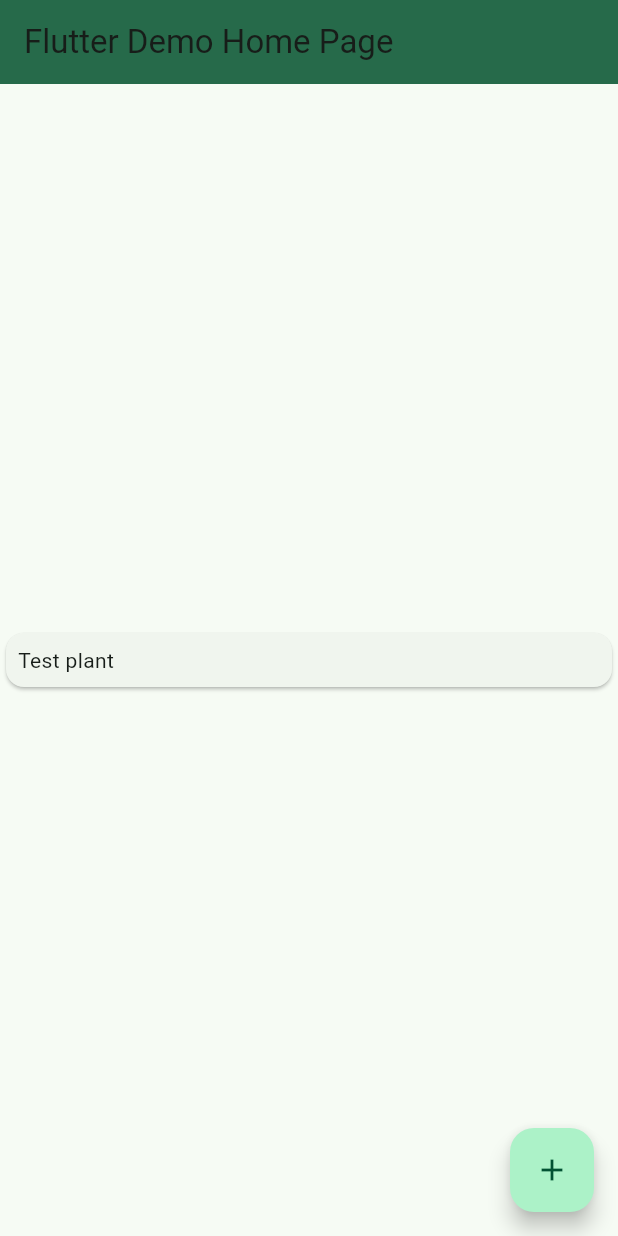
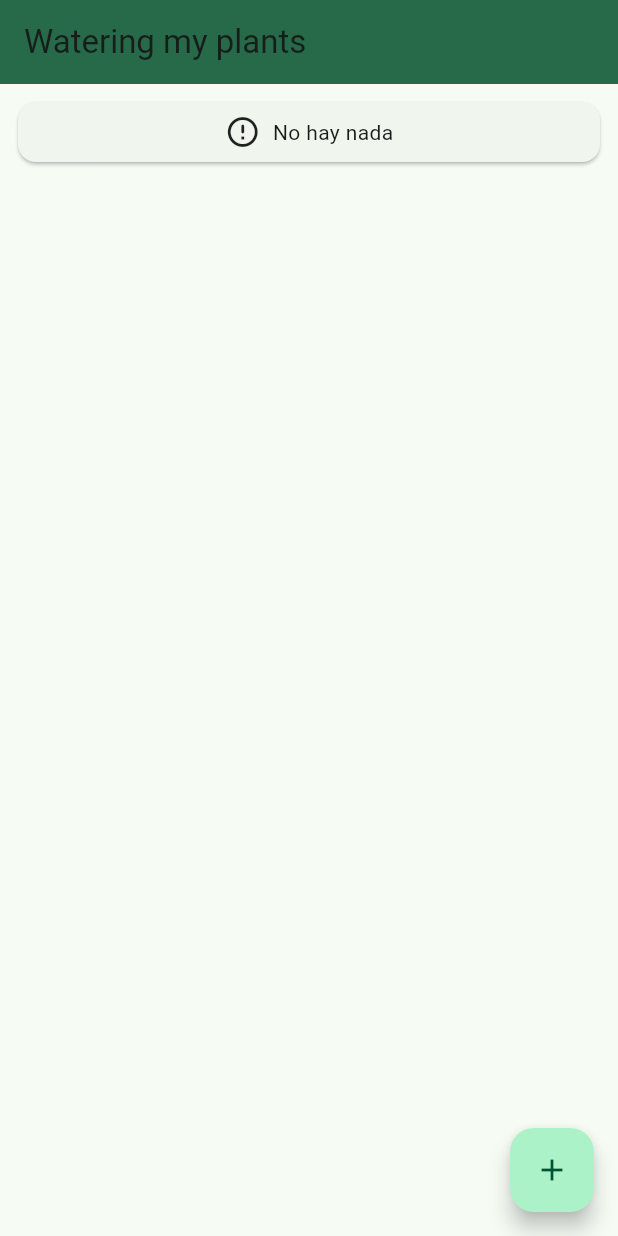
Before and after one commit to Jhonsebas77/watered_plants_ota_labs, a Flutter app: the screen it shows after launch, after a tap on the "add" icon, on a phone screen of 412 x 824 dp. Run offline on Flutter 3.47's test engine with Material 3 defaults, Android fonts, the phone set to English and light mode, and no system bars; our stand-ins replace firebase_core, firebase_database, nested; accounts and stored records are empty; generated files the repository leaves out were written again.

Commit message:
feat: Convert to provider for firebase and display basic cards with the data

```diff
--- a/cspell.config.yaml
+++ b/cspell.config.yaml
@@ -4,8 +4,10 @@ language: en,es
 dictionaryDefinitions: []
 dictionaries: []
 words:
+  - cupertino
   - flutter_lints
   - nullable
+  - uuid
 ignoreWords: []
 import: []
 enabledFileTypes:
--- /dev/null
+++ b/lib/core/providers/firebase.dart
@@ -0,0 +1,76 @@
+// ignore_for_file: avoid_print
+part of com.watered_plants_ota_labs.app.providers;
+
+class FirebaseProvider extends ChangeNotifier {
+  final DatabaseReference _firebaseRef = FirebaseDatabase.instance.ref();
+  bool isLoading = false;
+  List<PlantModel> allPlants = <PlantModel>[];
+
+  void initializeFirebase() {
+    FirebaseApp firebaseApp = Firebase.app();
+    FirebaseDatabase.instanceFor(app: firebaseApp, databaseURL: databaseURL);
+  }
+
+  Future<void> getPlantsData() async {
+    isLoading = true;
+    notifyListeners();
+    DataSnapshot snapshot = await _firebaseRef.child(firebaseOriginPath).get();
+    if (snapshot.exists && snapshot.value != null) {
+      if (snapshot.value is Map) {
+        try {
+          Map<String, dynamic> typedData = Map<String, dynamic>.from(
+            // ignore: cast_nullable_to_non_nullable, always_specify_types
+            snapshot.value as Map,
+          );
+          if (typedData['plants'] is Map) {
+            Map<String, dynamic>.from(
+              // ignore: cast_nullable_to_non_nullable, always_specify_types
+              typedData['plants'] as Map,
+            ).forEach((String id, dynamic plant) {
+              if (plant is Map) {
+                Map<String, dynamic> _plantMap = Map<String, dynamic>.from(
+                  plant,
+                );
+                PlantModel _plantModel = PlantModel.fromJSON(_plantMap);
+                allPlants.add(_plantModel);
+              }
+            });
+          }
+        } catch (e) {
+          print('Error during data conversion to Map<String, dynamic>: $e');
+        }
+      } else {
+        print(
+          '''Snapshot value is not a Map. Actual type: ${snapshot.value.runtimeType}''',
+        );
+        print('Snapshot value: ${snapshot.value}');
+      }
+    } else {
+      print('No data available at this path, or snapshot.value is null.');
+    }
+    isLoading = false;
+    notifyListeners();
+  }
+
+  Future<void> addPlant(PlantModel _plantModel) async {
+    String customId = generateUUID();
+    DatabaseReference ref = FirebaseDatabase.instance.ref(
+      '$firebasePlantsPath$customId',
+    );
+    await ref.update(_plantModel.toJSON());
+  }
+
+  Future<void> updatePlant(String customId, PlantModel _plantModel) async {
+    DatabaseReference ref = FirebaseDatabase.instance.ref(
+      '$firebasePlantsPath$customId',
+    );
+    await ref.update(_plantModel.toJSON());
+  }
+
+  Future<void> deletePlant(String customId) async {
+    DatabaseReference ref = FirebaseDatabase.instance.ref(
+      '$firebasePlantsPath$customId',
+    );
+    await ref.remove();
+  }
+}
--- /dev/null
+++ b/lib/core/providers/providers.dart
@@ -0,0 +1,11 @@
+library com.watered_plants_ota_labs.app.providers;
+
+import 'package:firebase_core/firebase_core.dart';
+import 'package:firebase_database/firebase_database.dart';
+import 'package:flutter/foundation.dart';
+
+import '../models/models.dart';
+import '../utils/constants.dart';
+import '../utils/utils.dart';
+
+part 'firebase.dart';
--- /dev/null
+++ b/lib/core/utils/constants.dart
@@ -0,0 +1,6 @@
+library com.watered_plants_ota_labs.app.constants;
+
+const String databaseURL =
+    'https://flutter-tools-jsob-default-rtdb.firebaseio.com/watered_plants';
+const String firebaseOriginPath = '/watered_plants';
+const String firebasePlantsPath = '/watered_plants/plants/';
--- /dev/null
+++ b/lib/core/utils/utils.dart
@@ -0,0 +1,8 @@
+library com.watered_plants_ota_labs.app.utils;
+
+import 'package:uuid/uuid.dart';
+
+String generateUUID() {
+  Uuid uuid = const Uuid();
+  return uuid.v4();
+}
--- a/lib/main.dart
+++ b/lib/main.dart
@@ -4,8 +4,10 @@ import 'package:firebase_core/firebase_core.dart';
 import 'package:firebase_database/firebase_database.dart';
 import 'package:flutter/material.dart';
 import 'package:flutter/services.dart';
+import 'package:nested/nested.dart';
+import 'package:provider/provider.dart';
 
-import 'core/models/models.dart';
+import 'core/providers/providers.dart';
 import 'firebase_options.dart';
 import 'ui/theme.dart';
 import 'ui/widgets/widgets.dart';
@@ -23,12 +25,19 @@ class MyApp extends StatelessWidget {
   const MyApp({super.key});
 
   @override
-  Widget build(BuildContext context) => MaterialApp(
+  Widget build(BuildContext context) => MultiProvider(
+    providers: <SingleChildWidget>[
+      ChangeNotifierProvider<FirebaseProvider>(
+        create: (_) => FirebaseProvider(),
+      ),
+    ],
+    child: MaterialApp(
       title: 'Flutter Demo',
       theme: lightTheme,
       darkTheme: darkTheme,
       themeMode: ThemeMode.system,
-    home: const MyHomePage(title: 'Flutter Demo Home Page'),
+      home: const MyHomePage(title: 'Watering my plants'),
+    ),
   );
 }
 
@@ -44,8 +53,15 @@ class MyHomePage extends StatefulWidget {
 class _MyHomePageState extends State<MyHomePage> {
   @override
   void initState() {
+    // initializeFirebase();
+    WidgetsBinding.instance.addPostFrameCallback((_) async {
+      FirebaseProvider firebaseProvider = Provider.of<FirebaseProvider>(
+        context,
+        listen: false,
+      )..initializeFirebase();
+      await firebaseProvider.getPlantsData();
+    });
     super.initState();
-    initializeFirebase();
   }
 
   void initializeFirebase() {
@@ -57,111 +73,56 @@ class _MyHomePageState extends State<MyHomePage> {
     );
   }
 
-  Future<void> getData() async {
-    DatabaseReference ref = FirebaseDatabase.instance.ref();
-    DataSnapshot snapshot = await ref.child('/watered_plants').get();
-    if (snapshot.exists && snapshot.value != null) {
-      if (snapshot.value is Map) {
-        try {
-          Map<String, dynamic> typedData = Map<String, dynamic>.from(
-            // ignore: cast_nullable_to_non_nullable, always_specify_types
-            snapshot.value as Map,
-          );
-          if (typedData['plants'] is Map) {
-            Map<String, dynamic> _plantsMap = Map<String, dynamic>.from(
-              // ignore: cast_nullable_to_non_nullable, always_specify_types
-              typedData['plants'] as Map,
-            )..forEach((String id, dynamic plant) {
-              if (plant is Map) {
-                Map<String, dynamic> _plantMap = Map<String, dynamic>.from(
-                  plant,
-                );
-                print(
-                  '[PlantModel] -> [$id] |  ${PlantModel.fromJSON(_plantMap)}',
-                );
-              }
-            });
-            print('[_plantsMap] -> $_plantsMap');
-          }
-        } catch (e) {
-          print('Error during data conversion to Map<String, dynamic>: $e');
-        }
-      } else {
-        print(
-          '''Snapshot value is not a Map. Actual type: ${snapshot.value.runtimeType}''',
-        );
-        print('Snapshot value: ${snapshot.value}');
-      }
-    } else {
-      print('No data available at this path, or snapshot.value is null.');
-    }
-  }
-
-  Future<void> addPlant() async {
-    String customId = 'cb8da1ce-8ab4-4b1e-a6f4-ac1e78ee8188';
-    DatabaseReference ref = FirebaseDatabase.instance.ref(
-      '/watered_plants/plants/$customId',
-    );
-
-    await ref.update(<String, Object?>{
-      'color': 'green',
-      'icon': 'plant_1',
-      'last_watered_date': '01/01/2025',
-      'next_watering_date': '01/05/2025',
-      'plant_care': 'Sol directo, alejar del viento',
-      'plant_image': 'url...',
-      'plant_name': 'Cactus y suculentas',
-      'species': 'Cactus',
-      'watering_frequency_days': 5,
-    });
-  }
-
-  Future<void> updatePlant() async {
-    String customId = 'cb8da1ce-8ab4-4b1e-a6f4-ac1e78ee8188';
-    DatabaseReference ref = FirebaseDatabase.instance.ref(
-      '/watered_plants/plants/$customId',
-    );
-
-    await ref.update(<String, Object?>{
-      'color': 'green',
-      'icon': 'plant_1',
-      'last_watered_date': '01/01/2025',
-      'next_watering_date': '01/05/2025',
-      'plant_care': 'Sol directo, alejar del viento, poca agua',
-      'plant_image': 'url...',
-      'plant_name': 'Cactus y suculentas',
-      'species': 'Cactus',
-      'watering_frequency_days': 5,
-    });
-  }
-
-  Future<void> deletePlant() async {
-    String customId = '09c5197e-32f3-4e38-974c-61492dc67ff0';
-    DatabaseReference ref = FirebaseDatabase.instance.ref(
-      '/watered_plants/plants/$customId',
-    );
-
-    await ref.remove();
-  }
-
   @override
   Widget build(BuildContext context) => Scaffold(
     appBar: AppBar(
       backgroundColor: Theme.of(context).colorScheme.primary,
       title: Text(widget.title),
     ),
-    body: const Center(
-      child: Column(
+    body: Consumer<FirebaseProvider>(
+      builder: (
+        BuildContext context,
+        FirebaseProvider provider,
+        Widget? child,
+      ) {
+        if (provider.isLoading) {
+          return const Center(
+            child: CircularProgressIndicator(color: Colors.deepOrangeAccent),
+          );
+        } else if (provider.allPlants.isEmpty) {
+          return const Padding(
+            padding: EdgeInsets.all(8),
+            child: Card(
+              child: Padding(
+                padding: EdgeInsets.all(8),
+                child: Row(
+                  crossAxisAlignment: CrossAxisAlignment.center,
                   mainAxisAlignment: MainAxisAlignment.center,
-        children: <Widget>[BasicPlantCard(plantName: 'Test plant')],
+                  children: <Widget>[
+                    Icon(Icons.error_outline_rounded),
+                    SizedBox(width: 8),
+                    Text('No hay nada'),
+                  ],
                 ),
               ),
+            ),
+          );
+        } else {
+          return ListView.builder(
+            itemCount: provider.allPlants.length,
+            itemBuilder:
+                (BuildContext context, int index) => BasicPlantCard(
+                  plantName: provider.allPlants[index].plantName,
+                  nextWateringDate: provider.allPlants[index].nextWateringDate,
+                  wateringFrequencyDays:
+                      provider.allPlants[index].wateringFrequencyDays,
+                ),
+          );
+        }
+      },
+    ),
     floatingActionButton: FloatingActionButton(
-      // onPressed: deletePlant,
-      // onPressed: updatePlant,
-      // onPressed: addPlant,
-      onPressed: getData,
-      // onPressed: _incrementCounter,
+      onPressed: () {},
       tooltip: 'Increment',
       child: const Icon(Icons.add),
     ),
--- a/pubspec.yaml
+++ b/pubspec.yaml
@@ -13,7 +13,9 @@ dependencies:
   firebase_database: ^11.3.5
   flutter:
     sdk: flutter
-  flutter_riverpod: ^2.6.1
+  nested: ^1.0.0
+  provider: ^6.1.5
+  uuid: ^4.5.1
 
 dev_dependencies:
   flutter_lints: ^5.0.0
```
Also changed, not shown: lib/ui/widgets/basic_plant_card.dart (+28 -2 lines), pubspec.lock. Lines whose indentation alone changed are shown as unchanged.
